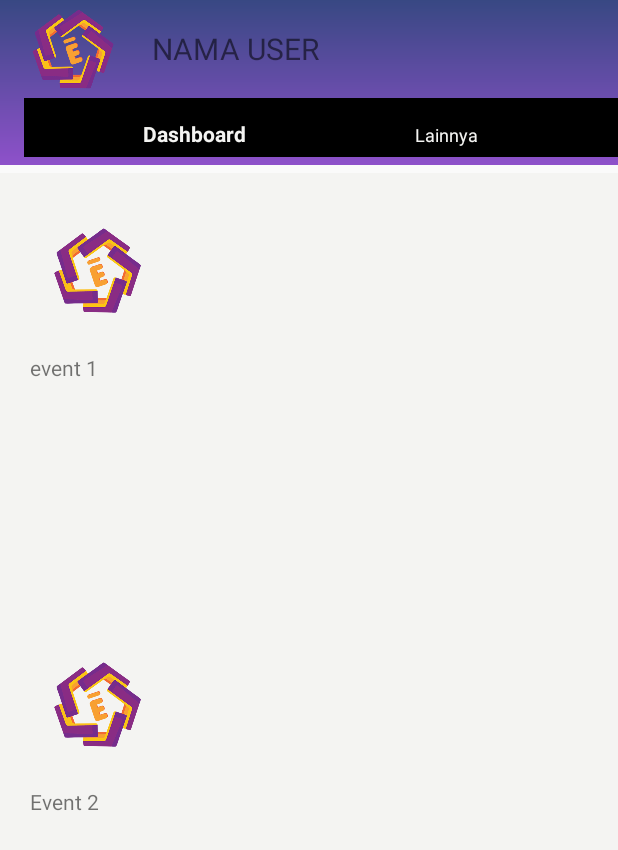
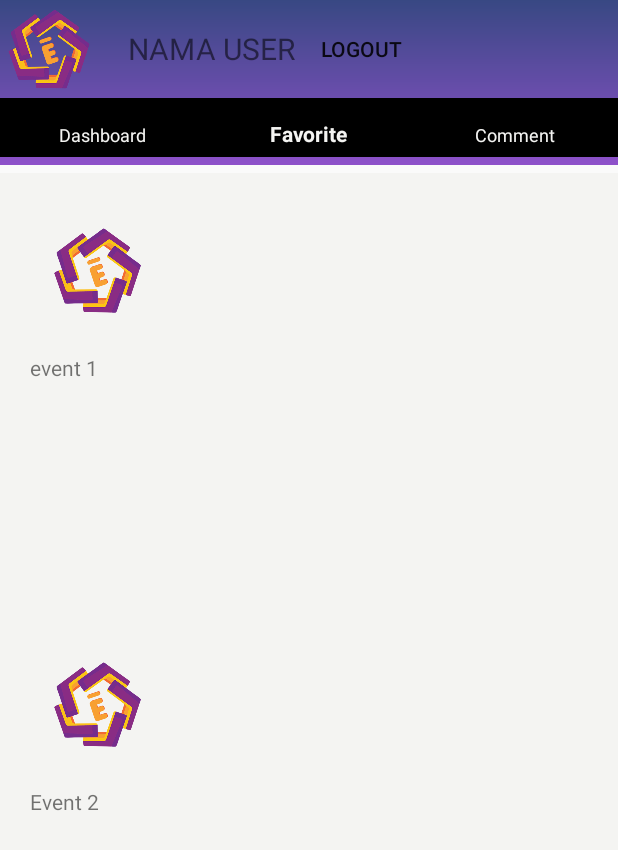
Before and after one commit to aggtrydi/Portal-Event-AMIKOM, an Android app: the MenuActivity screen opened directly, with no data from a screen before it, item 2 of the bottom bar chosen, on a phone screen of 412 x 824 dp. Shown: the top 850 px of the screen. Run offline under Robolectric (Android 15) with nearby library versions, the phone set to English and light mode, and no system bars; our stand-ins replace Firebase (no records; nobody signed in at launch, a user with empty details on screens opened directly), Picasso; 1 statement that could not run was skipped.

Commit message:
tambah button login

```diff
--- a/app/src/main/java/com/example/mobile/portaleventamikom/View/MenuActivity.java
+++ b/app/src/main/java/com/example/mobile/portaleventamikom/View/MenuActivity.java
@@ -13,7 +13,9 @@ import android.widget.ImageView;
 import android.widget.TextView;
 
 import com.example.mobile.portaleventamikom.R;
+import com.example.mobile.portaleventamikom.fragment.CommentFragment;
 import com.example.mobile.portaleventamikom.fragment.DashboardFragment;
+import com.example.mobile.portaleventamikom.fragment.FavoriteFragment;
 import com.google.android.material.bottomnavigation.BottomNavigationMenu;
 import com.google.android.material.bottomnavigation.BottomNavigationView;
 import com.google.firebase.auth.FirebaseAuth;
@@ -34,6 +36,8 @@ public class MenuActivity extends AppCompatActivity {
 
     BottomNavigationView bnvHome;
     DashboardFragment dashboardFragment;
+    FavoriteFragment favoriteFragment;
+    CommentFragment commentFragment;
 
     FirebaseAuth uAuth;
     FirebaseUser user;
@@ -69,6 +73,9 @@ public class MenuActivity extends AppCompatActivity {
         changeFragment(dashboardFragment);
         bnvHome =  (BottomNavigationView) findViewById(R.id.bnvMain);
 
+
+
+        //Menampilkan User
         Query query = dbref.orderByChild("email").equalTo(user.getEmail());
         query.addValueEventListener(new ValueEventListener() {
             @Override
@@ -95,7 +102,7 @@ public class MenuActivity extends AppCompatActivity {
         });
 
 
-
+        //Button View Menu
         bnvHome.setOnNavigationItemSelectedListener(new BottomNavigationView.OnNavigationItemSelectedListener() {
             @Override
             public boolean onNavigationItemSelected(@NonNull MenuItem menuItem) {
@@ -103,13 +110,19 @@ public class MenuActivity extends AppCompatActivity {
                     case R.id.menuDashboard:
                         changeFragment(dashboardFragment);
                         break;
+                    case R.id.menuFav:
+                        changeFragment(favoriteFragment);
+                        break;
+                    case R.id.menuComment:
+                        changeFragment(commentFragment);
+                        break;
                 }
 
-                return false;
+                return true;
             }
         });
     }
-
+    //change Fragment
     private void changeFragment(Fragment fragment) {
         getSupportFragmentManager()
                 .beginTransaction()
--- a/app/src/main/res/layout/activity_menu.xml
+++ b/app/src/main/res/layout/activity_menu.xml
@@ -8,20 +8,24 @@
     android:orientation="vertical">
 
     <androidx.appcompat.widget.Toolbar
+        app:contentInsetLeft="0dp"
+        app:contentInsetStart="0dp"
         android:id="@+id/group_toolbar"
         android:layout_width="match_parent"
         android:layout_height="110dp"
-        android:background="@drawable/gradient_bg">
+        android:background="@drawable/gradient_bg"
+        >
         <LinearLayout
 
             android:layout_width="match_parent"
             android:layout_height="match_parent"
             android:orientation="vertical"
             >
-            <LinearLayout
+            <LinearLayout xmlns:app="http://schemas.android.com/apk/res-auto"
                 android:id="@+id/groupUser"
-                android:layout_width="wrap_content"
+                android:layout_width="match_parent"
                 android:layout_height="wrap_content"
+                android:orientation="horizontal"
                 >
                 <ImageView
                     android:id="@+id/imgViewUser"
@@ -30,30 +34,39 @@
                     android:src="@drawable/logo"/>
                 <TextView
                     android:id="@+id/txtViewUser"
-                    android:layout_width="match_parent"
+                    android:layout_width="wrap_content"
                     android:layout_height="wrap_content"
                     android:text="NAMA USER"
                     android:textSize="20dp"
                     android:layout_marginLeft="20dp"
                     android:layout_gravity="center"/>
+                <Button
+                    android:id="@+id/btnLogoutUser"
+                    android:layout_width="wrap_content"
+                    android:layout_height="wrap_content"
+                    android:background="@drawable/btn_transparent"
+                    android:text="LogOut"
+                    android:layout_gravity="center|end"
+                    />
 
             </LinearLayout>
+
             <LinearLayout
                 android:layout_width="match_parent"
                 android:layout_height="wrap_content"
                 android:layout_marginBottom="5dp">
+
                 <com.google.android.material.bottomnavigation.BottomNavigationView
                     android:id="@+id/bnvMain"
-                    app:menu="@menu/menu_fragment"
                     android:layout_width="match_parent"
                     android:layout_height="wrap_content"
-                    app:itemTextColor="@color/colorPrimaryLight"/>
+                    app:itemTextColor="@color/colorPrimaryLight"
+                    app:menu="@menu/menu_fragment" />
             </LinearLayout>
 
         </LinearLayout>
     </androidx.appcompat.widget.Toolbar>
     <FrameLayout
-        android:layout_below="@id/group_toolbar"
         android:id="@+id/frameMain"
         android:layout_weight="1"
         android:layout_width="match_parent"
--- a/app/src/main/res/menu/menu_fragment.xml
+++ b/app/src/main/res/menu/menu_fragment.xml
@@ -5,6 +5,9 @@
         android:id="@+id/menuDashboard"
         android:title="Dashboard" />
     <item
-        android:id="@+id/menuLainya"
-        android:title="Lainnya"/>
+        android:id="@+id/menuFav"
+        android:title="Favorite"/>
+    <item
+        android:id="@+id/menuComment"
+        android:title="Comment"/>
 </menu>
--- a/app/src/main/res/values/styles.xml
+++ b/app/src/main/res/values/styles.xml
@@ -1,7 +1,7 @@
 <resources>
 
     <!-- Base application theme. -->
-    <style name="AppTheme" parent="Theme.AppCompat.Light.DarkActionBar">
+    <style name="AppTheme" parent="Theme.AppCompat.Light.NoActionBar">
         <!-- Customize your theme here. -->
         <item name="colorPrimary">@color/colorPrimary</item>
         <item name="colorPrimaryDark">@color/colorPrimaryDark</item>
```
Also changed, not shown: app/src/main/java/com/example/mobile/portaleventamikom/View/RegistrasiActivity.java (+0 -35 lines), app/src/main/java/com/example/mobile/portaleventamikom/fragment/CommentFragment.java (added, +32 -0 lines), app/src/main/java/com/example/mobile/portaleventamikom/fragment/FavoriteFragment.java (added, +32 -0 lines), app/src/main/res/layout/fragment_comment.xml (added, +14 -0 lines), app/src/main/res/layout/fragment_favorite.xml (added, +14 -0 lines).
